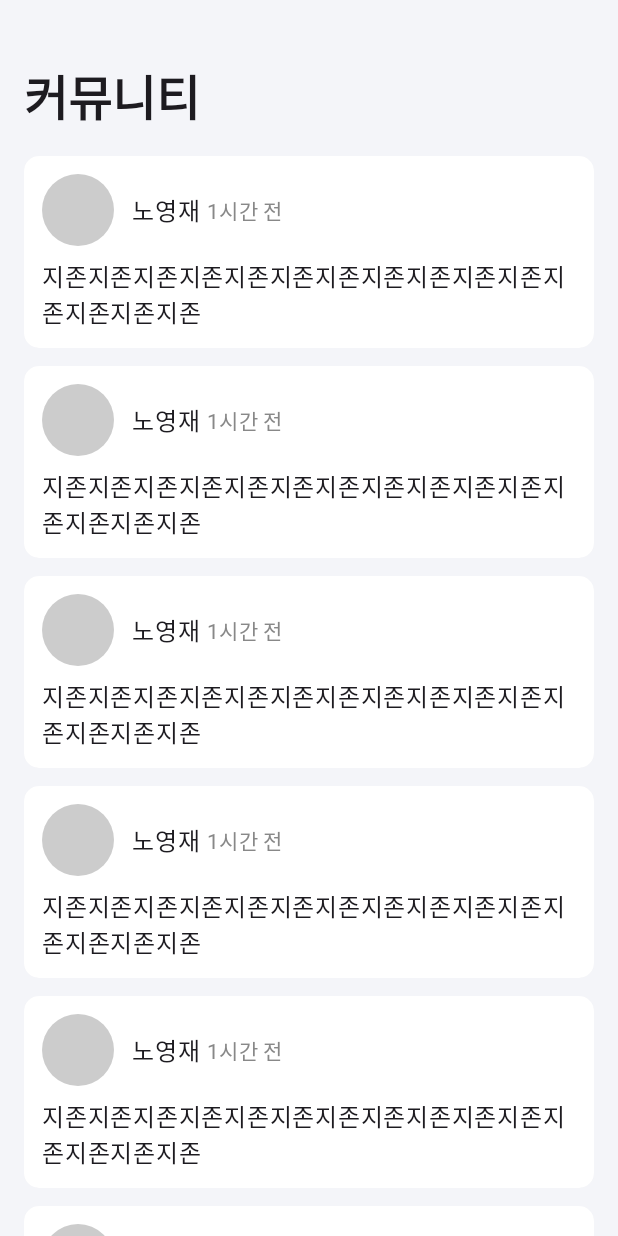
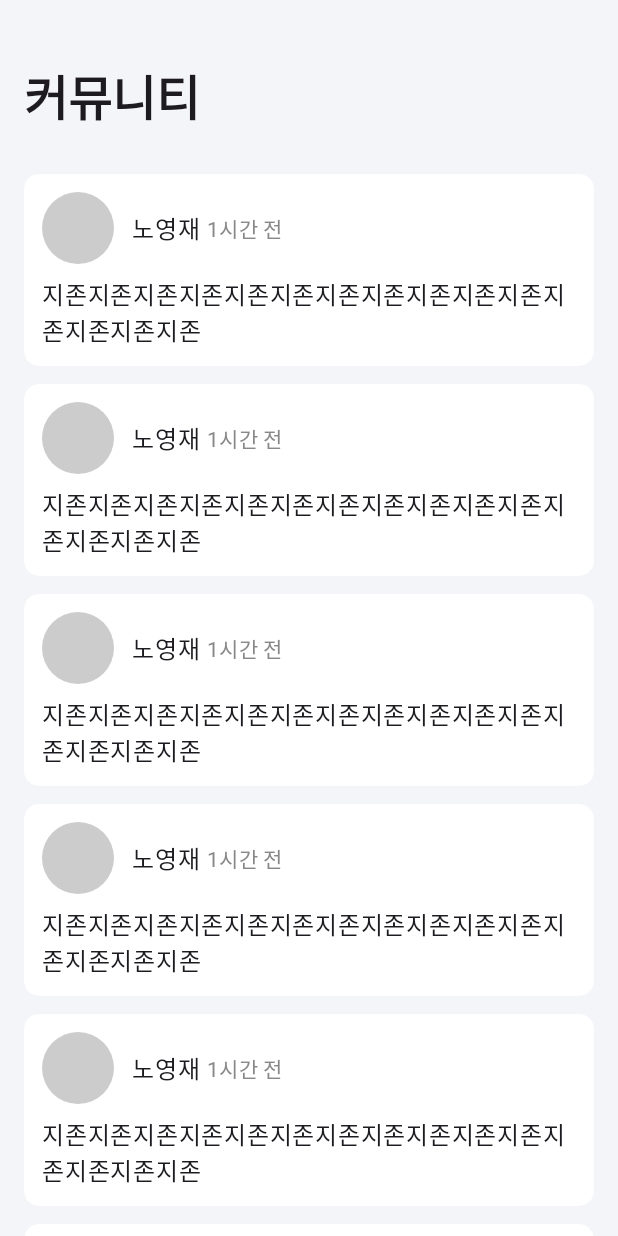
Before and after one commit to molohala/grow-android, an Android app built with Jetpack Compose: the CommunityScreen screen opened through its navigation route, on a phone screen of 412 x 824 dp. Run offline under Robolectric (Android 15) with nearby library versions, the phone set to English and light mode, and no system bars.

Commit message:
fix : community view style

```diff
--- a/app/src/main/java/com/molohala/infinity/CommunityScreen.kt
+++ b/app/src/main/java/com/molohala/infinity/CommunityScreen.kt
@@ -19,21 +19,20 @@ fun CommunityScreen(
 
     val tempArr = Array(30) { it }
 
-    Column(
+    LazyColumn(
         modifier = Modifier
             .background(Color(0xFFF4F5F9))
-            .padding(horizontal = 16.dp)
+            .padding(horizontal = 16.dp),
+        verticalArrangement = Arrangement.spacedBy(12.dp)
     ) {
+        item {
             Title(
                 modifier = Modifier,
                 text = "커뮤니티"
             )
-        LazyColumn(
-            verticalArrangement = Arrangement.spacedBy(12.dp)
-        ) {
+        }
         items(tempArr) {
             CommunityCell()
         }
     }
 }
-}
--- a/app/src/main/java/com/molohala/infinity/GithubRankCell.kt
+++ b/app/src/main/java/com/molohala/infinity/GithubRankCell.kt
@@ -79,7 +79,8 @@ fun GithubRankCell(
             Text(
                 text = "nohjason",
                 color = Color.Gray,
-                style = MaterialTheme.typography.titleMedium
+                style = MaterialTheme.typography.titleMedium,
+                fontWeight = FontWeight.W400
             )
         }
         Spacer(
--- a/app/src/main/java/com/molohala/infinity/MainNavigationGraph.kt
+++ b/app/src/main/java/com/molohala/infinity/MainNavigationGraph.kt
@@ -12,7 +12,7 @@ fun MainNavigationGraph(
 ) {
     NavHost(
         navController = navController,
-        startDestination = "github_rank"
+        startDestination = "community"
     ) {
         composable("community") {
             CommunityScreen(navController = navController)
```
Lines whose indentation alone changed are shown as unchanged.
